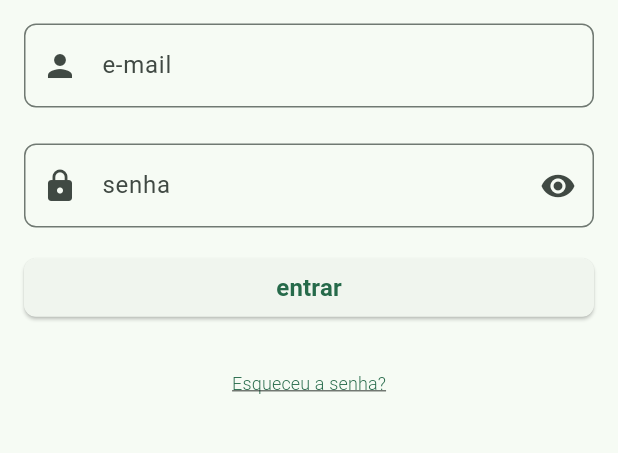
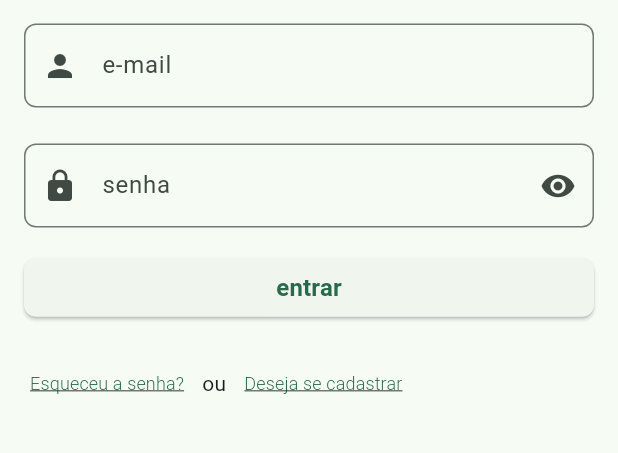
Before and after one commit to giovaneneves7/EcoColeta__MobileApp__, a Flutter app: the screen it shows after launch, on a phone screen of 412 x 824 dp, the part 602-1055 px from its top. Run offline on Flutter 3.47's test engine with Material 2 defaults, Android fonts, the phone set to English and light mode, and no system bars; our stand-ins replace geocoding, geolocator, get, google_maps_flutter.

Commit message:
📜 feat: Adiciona botão para abrir tela de cadastro
> Botão para abrir a tela de cadastrar morador/catador adicionado.

```diff
--- a/lib/src/pages/login_page.dart
+++ b/lib/src/pages/login_page.dart
@@ -5,11 +5,18 @@ import './morador/morador_home_page.dart';
 import './catador/catador_home_page.dart';
 import 'package:http/http.dart' as http;
 import 'package:ecocoleta/src/services/login_service.dart';
+import 'package:ecocoleta/src/pages/registro_page.dart';
 
-class LoginPage extends StatelessWidget {
+class LoginPage extends StatefulWidget {
   LoginPage({super.key});
 
+  @override
+  State<LoginPage> createState() => _LoginPageState();
+}
+
+class _LoginPageState extends State<LoginPage> {
   TextEditingController emailController = new TextEditingController();
+
   TextEditingController passwordController = new TextEditingController();
 
   @override
@@ -107,6 +114,8 @@ class LoginPage extends StatelessWidget {
                 const SizedBox(height: 8.0),
 
                 // ===== [ Link 'Esqueceu a senha?' ] ====== //
+                Row(
+                  children: [
                     TextButton(
                       onPressed: () {
                         // Lógica para a recuperação de senha
@@ -114,11 +123,27 @@ class LoginPage extends StatelessWidget {
                       child: Text(
                         "Esqueceu a senha?",
                         style: TextStyle(
-                      fontSize: 12.0, // Ajuste o tamanho da fonte conforme necessário
+                          fontSize: 12.0,
                           fontWeight: FontWeight.w300,
                           decoration: TextDecoration.underline,
                         ),
                       ),
+                    ),
+                    const Text("ou"),
+                    TextButton(
+                      onPressed: () {
+                        Navigator.of(context).push(MaterialPageRoute(builder: (context) => RegistroPage()));
+                      },
+                      child: Text(
+                        "Deseja se cadastrar",
+                        style: TextStyle(
+                          fontSize: 12.0,
+                          fontWeight: FontWeight.w300,
+                          decoration: TextDecoration.underline,
+                        ),
+                      ),
+                    ),
+                  ],
                 ),
               ],
             ),
@@ -134,5 +159,4 @@ class LoginPage extends StatelessWidget {
     return loginService.isValidUser(email: e, password: p);
 
   }
-
 }
```
Also changed, not shown: lib/src/pages/registro_page.dart (added). Lines whose indentation alone changed are shown as unchanged.
